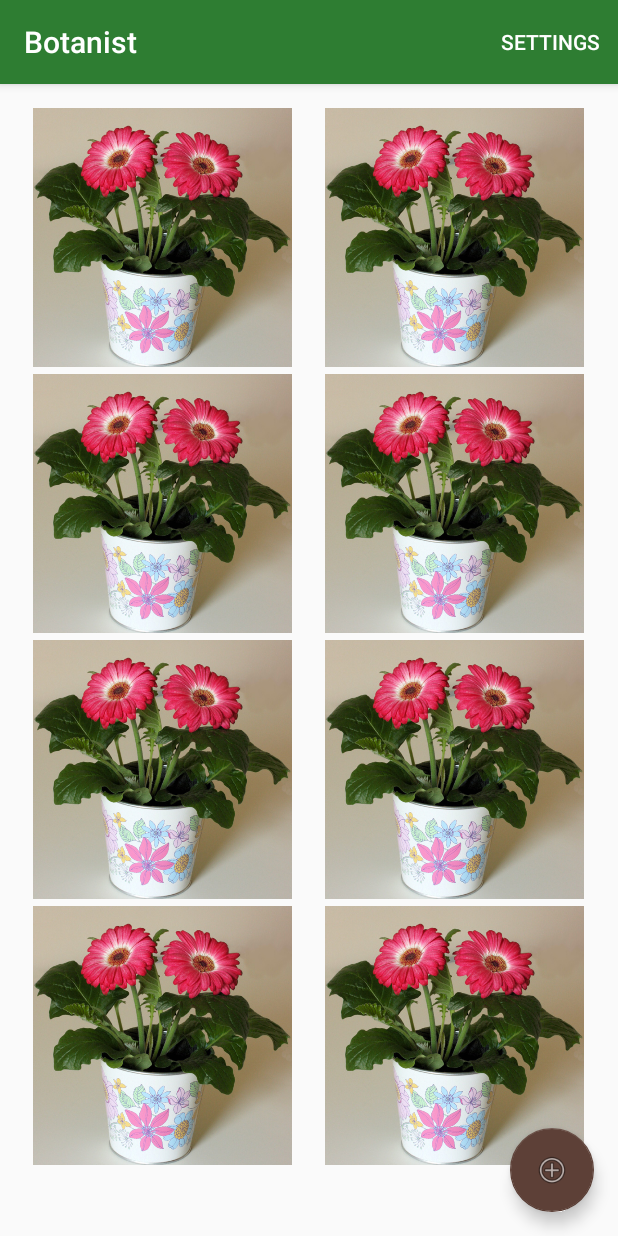
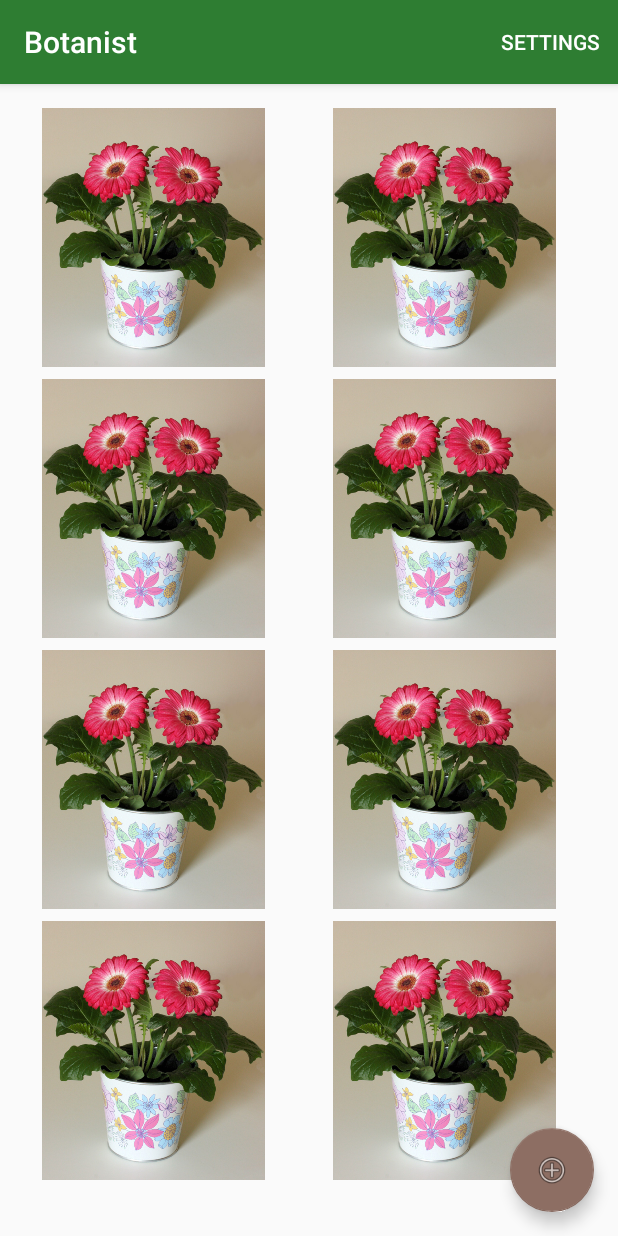
Before and after one commit to iskandergaba/Botanist, an Android app: the screen it shows after launch (MainActivity), on a phone screen of 412 x 824 dp. Run offline under Robolectric (Android 15) with nearby library versions, the phone set to English and light mode, and no system bars.

Commit message:
Visual tweaks on the MainActivity

```diff
--- a/app/src/main/java/com/scientists/happy/botanist/ImageAdapter.java
+++ b/app/src/main/java/com/scientists/happy/botanist/ImageAdapter.java
@@ -62,11 +62,12 @@ public class ImageAdapter extends BaseAdapter {
                 if(f.exists()) {
                     Bitmap bmp = BitmapFactory.decodeFile(f.getAbsolutePath());
                     bmp = ImageUtils.correctRotation(photoPath, bmp);
-                    // ImageView image.setImageBitmap(bmp);
+                    //imageView.setImageBitmap(bmp);
                 }
             }
         }
 
+        imageView.setScaleType(ImageView.ScaleType.FIT_CENTER);
         imageView.setImageResource(mThumbIds[position]);
 
         return imageView;
--- a/app/src/main/res/layout/content_main.xml
+++ b/app/src/main/res/layout/content_main.xml
@@ -1,5 +1,5 @@
 <?xml version="1.0" encoding="utf-8"?>
-<RelativeLayout
+<LinearLayout
     xmlns:android="http://schemas.android.com/apk/res/android"
     xmlns:tools="http://schemas.android.com/tools"
     android:id="@+id/content_main"
@@ -15,15 +15,9 @@
 
     <GridView
         android:id="@+id/gridview"
-        android:layout_width="fill_parent"
+        android:layout_width="match_parent"
         android:layout_height="wrap_content"
-        android:layout_margin="0dp"
-        android:drawSelectorOnTop="true"
-        android:gravity="center"
         android:numColumns="2"
-        android:stretchMode="columnWidth"
-        android:verticalSpacing="5dp"
-        android:horizontalSpacing="10dp"
-        android:focusable="true"
-        android:clickable="true" />
-</RelativeLayout>
+        android:verticalSpacing="8dp"
+        android:horizontalSpacing="8dp" />
+</LinearLayout>
--- a/app/src/main/res/values/colors.xml
+++ b/app/src/main/res/values/colors.xml
@@ -2,5 +2,5 @@
 <resources>
     <color name="colorPrimary">#2e7d32</color>
     <color name="colorPrimaryDark">#1b5e20</color>
-    <color name="colorAccent">#5d4037</color>
+    <color name="colorAccent">#8d6e63</color>
 </resources>
```
